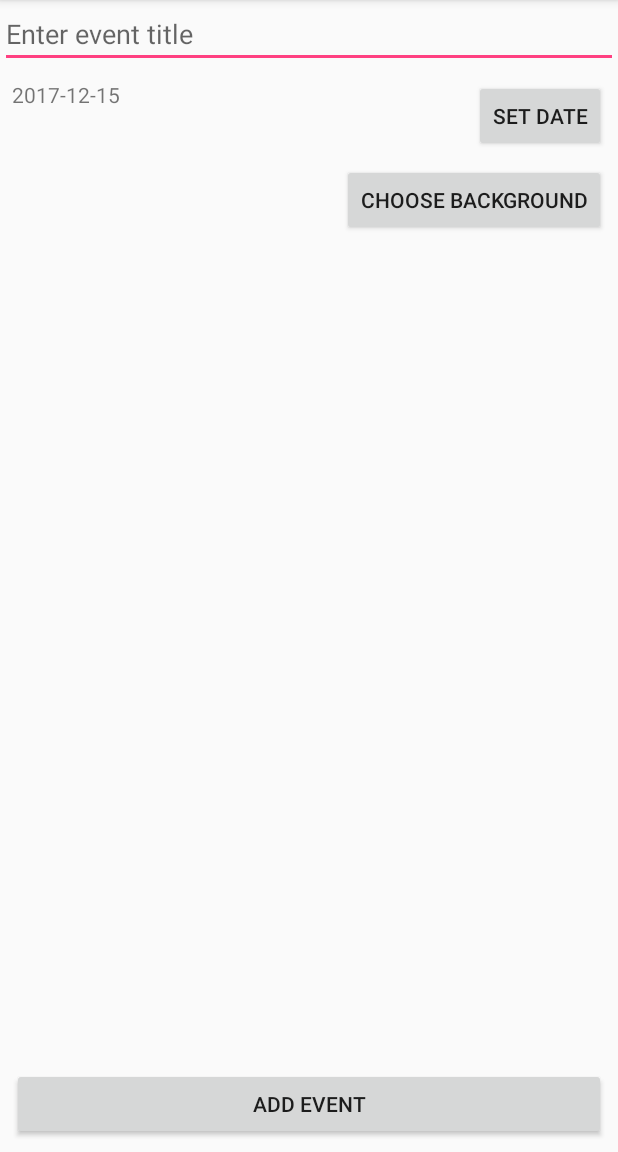
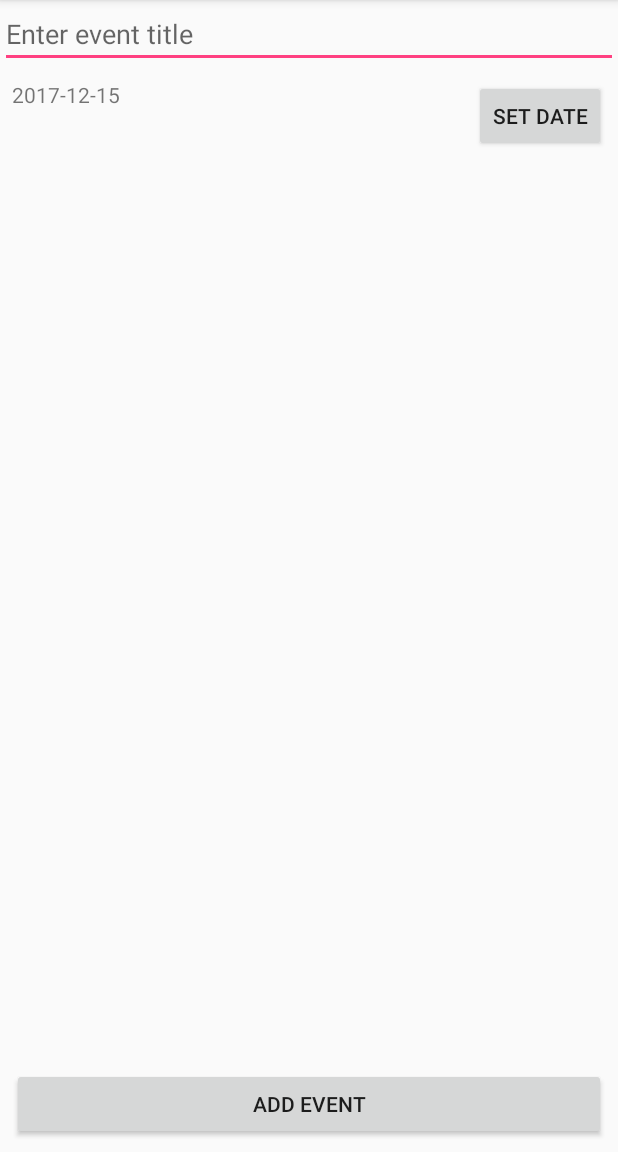
Before and after one commit to AvoidableSkink/CountDownApp, an Android app: the AddEventActivity screen opened directly, with no data from a screen before it, on a phone screen of 412 x 824 dp, the part 84-1236 px from its top. Run offline under Robolectric (Android 15) with nearby library versions, the phone set to English and light mode, and no system bars.

Commit message:
get rid of the add image button

```diff
--- a/app/src/main/java/com/example/klind/countdownapp/AddEventActivity.java
+++ b/app/src/main/java/com/example/klind/countdownapp/AddEventActivity.java
@@ -35,7 +35,7 @@ public class AddEventActivity extends AppCompatActivity {
 
     TextView displayDate,displayImage;
     EditText eventTitle;
-    Button setDate,chooseImage,addEvent;
+    Button setDate,addEvent;
     //null name date sortposition picture
 
     protected void onCreate(Bundle savedInstanceState) {
@@ -54,7 +54,6 @@ public class AddEventActivity extends AppCompatActivity {
         eventTitle = (EditText) findViewById(R.id.enter_event_title);
         setDate = (Button) findViewById(R.id.setDate);
         addEvent = (Button) findViewById(R.id.addEvent);
-        chooseImage = (Button) findViewById(R.id.btnChooseImage);
         displayImage = (TextView) findViewById(R.id.txt_image);
 
         displayDate = (TextView) findViewById(R.id.date_display);
@@ -77,16 +76,6 @@ public class AddEventActivity extends AppCompatActivity {
             @Override
             public void onClick(View view) {
                 addTheEvent();
-            }
-        });
-
-        chooseImage.setOnClickListener(new View.OnClickListener() {
-            @Override
-            public void onClick(View view) {
-                //TODO: open a new choose image activity which will be similar to the main activity
-                //and use startactivityforresult();
-                Intent intent = new Intent(getApplicationContext(), ChooseImageActivity.class);
-                startActivityForResult(intent,DATA_REQUEST);
             }
         });
     }
--- a/app/src/main/res/layout/activity_add_event.xml
+++ b/app/src/main/res/layout/activity_add_event.xml
@@ -45,16 +45,6 @@
         app:layout_constraintEnd_toEndOf="parent"
         app:layout_constraintStart_toStartOf="parent" />
 
-    <Button
-        android:id="@+id/btnChooseImage"
-        android:layout_width="wrap_content"
-        android:layout_height="wrap_content"
-        android:layout_marginEnd="8dp"
-        android:layout_marginTop="8dp"
-        android:text="@string/choose_background"
-        app:layout_constraintEnd_toEndOf="parent"
-        app:layout_constraintTop_toBottomOf="@+id/setDate" />
-
     <TextView
         android:id="@+id/txt_image"
         android:layout_width="wrap_content"
```
